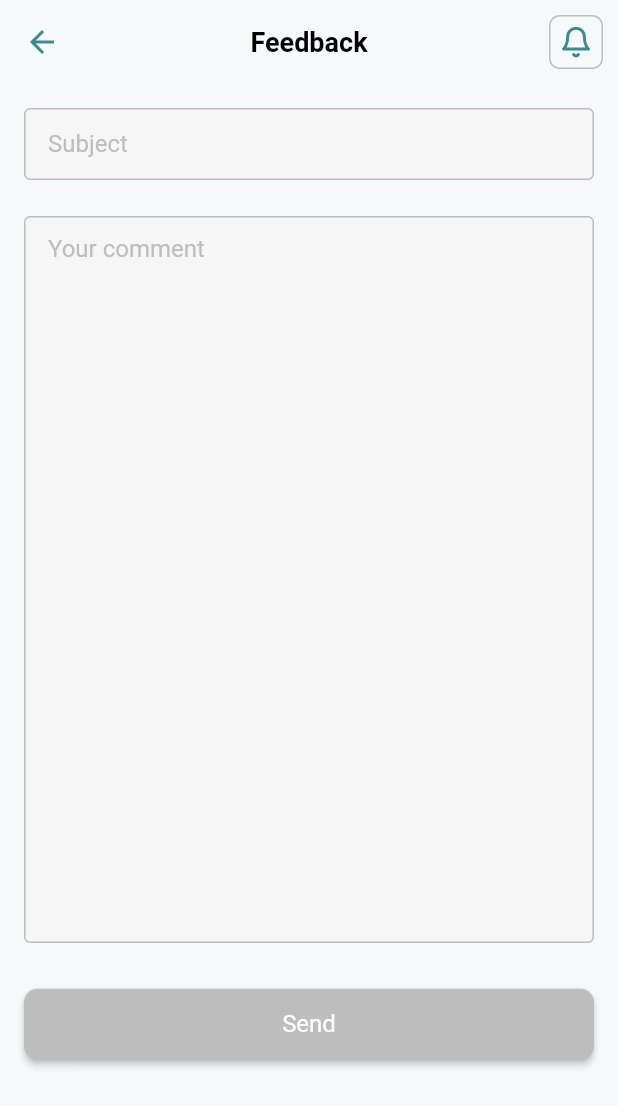
After one commit to smarthousetest/ks, a Flutter app: the FeedbackPage screen opened by its route, on a phone screen of 412 x 824 dp. The commit adds this screen. Shown: the top 1106 px of the screen. Run offline on Flutter 3.47's test engine with Material 2 defaults, Android fonts, the light colour scheme and no system bars; our stand-ins replace auto_size_text, buttons_tabbar, circular_profile_avatar, custom_navigation_bar, custom_sliding_segmented_control, flutter_bloc and 3 more; generated files the repository leaves out were written again; network calls fail; Roboto replaces fonts that are missing (Ubuntu).

Commit message:
Страница обратной связи

```diff
--- a/lib/l10n/app_en.arb
+++ b/lib/l10n/app_en.arb
@@ -43,6 +43,12 @@
 "officialpartner":"Official Partner",
 "from":"From",
 "to":"to",
+"subject":"Subject",
+"yourcomment":"Your comment",
+"send":"Send",
+"gobacktomain":"Go back to main",
+"thanksforthefeedback":"Thanks for the feedback. We will answer you soon",
+"thanks":"Thanks!",
 "show":"Show",
     "hello": "Hello {username}",
     "@hello": {
--- a/lib/l10n/app_ru.arb
+++ b/lib/l10n/app_ru.arb
@@ -43,5 +43,11 @@
 "generalpartner":"Генеральный партнер",
 "officialpartner":"Официальный партнер",
 "from":"От",
-"to":"До"
+"to":"До",
+"subject":"Тема",
+"yourcomment":"Ваш комментарий",
+"send":"Отправить",
+"gobacktomain":"Вернуться на главную",
+"thanksforthefeedback":"Спасибо, что поделились своими мнением. Мы скоро вам ответим!",
+"thanks":"Спасибо!"
 }
--- a/lib/main.dart
+++ b/lib/main.dart
@@ -4,6 +4,7 @@ import 'package:flutter_bloc/flutter_bloc.dart';
 import 'package:kazansummit/cubit/locator_services.dart';
 import 'package:kazansummit/screens/%D1%81ontacts_page.dart';
 import 'package:kazansummit/screens/event_page.dart';
+import 'package:kazansummit/screens/feedback_page.dart';
 import 'package:kazansummit/screens/main_page.dart';
 import 'package:kazansummit/screens/management.dart';
 import 'package:kazansummit/screens/news_page.dart';
@@ -66,6 +67,7 @@ class _MyAppState extends State<MyApp> {
           '/speakerpageopen': (BuildContext context) => SpeakerPageOpen(),
           '/partnerspage': (BuildContext context) => PartnersPage(),
           '/transportpage': (BuildContext context) => TransportPage(),
+          '/feedbackpage': (BuildContext context) => FeedbackPage(),
         },
       ),
     );
--- /dev/null
+++ b/lib/screens/feedback_page.dart
@@ -0,0 +1,176 @@
+import 'package:flutter/cupertino.dart';
+import 'package:flutter/material.dart';
+import 'package:flutter_svg/flutter_svg.dart';
+import 'package:kazansummit/utils/constants.dart';
+import 'package:flutter_gen/gen_l10n/app_localizations.dart';
+
+final temaTextFieldControler = TextEditingController();
+final textTextFieldControler = TextEditingController();
+
+class FeedbackPage extends StatefulWidget {
+  const FeedbackPage({Key? key}) : super(key: key);
+
+  @override
+  State<FeedbackPage> createState() => _FeedbackPageState();
+}
+
+class _FeedbackPageState extends State<FeedbackPage>
+    with SingleTickerProviderStateMixin {
+  late TabController tabController;
+
+  @override
+  void initState() {
+    super.initState();
+    tabController = new TabController(vsync: this, length: 2);
+  }
+
+  @override
+  void dispose() {
+    tabController.dispose();
+    super.dispose();
+  }
+
+  @override
+  Widget build(BuildContext context) {
+    return Scaffold(
+      appBar: AppBar(
+        backgroundColor: kBacColor,
+        iconTheme: IconThemeData(color: kIconColor),
+        elevation: 0,
+        centerTitle: true,
+        title: Text("${AppLocalizations.of(context)?.feedback}",
+            style: kAppBarTextStyle),
+        actions: [
+          IconButton(
+              iconSize: 40,
+              onPressed: () {},
+              icon: SvgPicture.asset("assets/icons/notification.svg"))
+        ],
+      ),
+      body: TabBarView(
+        controller: tabController,
+        children: [
+          SingleChildScrollView(
+            child: Padding(
+              padding: const EdgeInsets.all(16),
+              child: Form(
+                  child: Column(
+                children: [
+                  TextFormField(
+                      onChanged: (newValue) {
+                        setState(() {});
+                      },
+                      //  readOnly: true,
+                      controller: temaTextFieldControler,
+                      decoration: kinputDecorationDesign.copyWith(
+                          labelText: "${AppLocalizations.of(context)?.subject}",
+                          fillColor: temaTextFieldControler.text != ""
+                              ? Colors.white
+                              : Color(0xFFF6F6F6),
+                          labelStyle: TextStyle(
+                              color: temaTextFieldControler.text != ""
+                                  ? Color(0xFF008870)
+                                  : Color(0xFFBDBDBD)),
+                          enabledBorder: OutlineInputBorder(
+                              borderSide: BorderSide(
+                                  color: temaTextFieldControler.text != ""
+                                      ? Color(0xFF008870)
+                                      : Color(0xFFBDBDBD))))),
+                  SizedBox(height: 24),
+                  Container(
+                    width: double.infinity,
+                    height: MediaQuery.of(context).size.height / 1.7,
+                    child: TextFormField(
+                        expands: true,
+                        maxLines: null,
+                        onChanged: (newValue) {
+                          setState(() {});
+                        },
+                        textAlignVertical: TextAlignVertical.top,
+                        controller: textTextFieldControler,
+                        decoration: kinputDecorationDesign.copyWith(
+                            alignLabelWithHint: true,
+                            labelText:
+                                "${AppLocalizations.of(context)?.yourcomment}",
+                            fillColor: textTextFieldControler.text != ""
+                                ? Colors.white
+                                : Color(0xFFF6F6F6),
+                            labelStyle: TextStyle(
+                              color: textTextFieldControler.text != ""
+                                  ? Color(0xFF008870)
+                                  : Color(0xFFBDBDBD),
+                            ),
+                            enabledBorder: OutlineInputBorder(
+                                borderSide: BorderSide(
+                                    color: textTextFieldControler.text != ""
+                                        ? Color(0xFF008870)
+                                        : Color(0xFFBDBDBD))))),
+                  ),
+                  SizedBox(height: 30),
+                  SizedBox(
+                    width: double.infinity,
+                    child: ElevatedButton(
+                        style: ElevatedButton.styleFrom(
+                          primary: textTextFieldControler.text != "" &&
+                                  temaTextFieldControler.text != ""
+                              ? Color(0xFF3B8992)
+                              : Color(0xFFBDBDBD),
+                        ),
+                        onPressed: () => tabController
+                            .animateTo((tabController.index + 1) % 2),
+                        child: Padding(
+                          padding: const EdgeInsets.all(14.0),
+                          child: Text(
+                            "${AppLocalizations.of(context)?.send}",
+                            style: TextStyle(fontSize: 16),
+                          ),
+                        )),
+                  )
+                ],
+              )),
+            ),
+          ),
+          Padding(
+            padding: const EdgeInsets.all(16),
+            child: Center(
+              child: Column(
+                mainAxisAlignment: MainAxisAlignment.spaceAround,
+                children: [
+                  Column(
+                    mainAxisAlignment: MainAxisAlignment.center,
+                    crossAxisAlignment: CrossAxisAlignment.center,
+                    children: [
+                      SvgPicture.asset("assets/icons/chat.svg"),
+                      SizedBox(height: 16),
+                      Text("${AppLocalizations.of(context)?.thanks}",
+                          style: kContentTextStyle.copyWith(
+                              fontWeight: FontWeight.w700)),
+                      SizedBox(height: 6),
+                      Text(
+                          "${AppLocalizations.of(context)?.thanksforthefeedback}",
+                          style: kContentTextStyle.copyWith(
+                              color: Color(0xFF828282)))
+                    ],
+                  ),
+                  Align(
+                    alignment: Alignment.bottomCenter,
+                    child: GestureDetector(
+                      onTap: () {
+                        Navigator.pop(context);
+                        Navigator.pop(context);
+                      },
+                      child: Text(
+                          "${AppLocalizations.of(context)?.gobacktomain}",
+                          style: kContentTextStyle.copyWith(
+                              color: Color(0xFF3B8992))),
+                    ),
+                  )
+                ],
+              ),
+            ),
+          )
+        ],
+      ),
+    );
+  }
+}
--- a/lib/screens/сontacts_page.dart
+++ b/lib/screens/сontacts_page.dart
@@ -106,7 +106,9 @@ class ContactsPage extends StatelessWidget {
               SizedBox(
                 width: double.infinity,
                 child: ElevatedButton(
-                    onPressed: () {},
+                    onPressed: () {
+                      Navigator.pushNamed(context, '/feedbackpage');
+                    },
                     child: Padding(
                       padding: const EdgeInsets.all(14.0),
                       child: Text(
--- a/lib/utils/constants.dart
+++ b/lib/utils/constants.dart
@@ -48,3 +48,13 @@ TextStyle kFilterTextStyle = const TextStyle(
 
 TextStyle kSpeckerTextStyle = const TextStyle(
     color: Color(0xFF3B8992), fontWeight: FontWeight.w700, fontSize: 16);
+
+InputDecoration kinputDecorationDesign = InputDecoration(
+    contentPadding: EdgeInsets.symmetric(horizontal: 16, vertical: 12),
+    filled: true,
+    enabledBorder: OutlineInputBorder(
+        borderSide: BorderSide(width: 1.0),
+        borderRadius: BorderRadius.all(Radius.circular(8))),
+    focusedBorder: OutlineInputBorder(
+        borderSide: BorderSide(color: Color(0xFF008870), width: 1.0),
+        borderRadius: BorderRadius.all(Radius.circular(8))));
--- a/pubspec.yaml
+++ b/pubspec.yaml
@@ -114,6 +114,7 @@ flutter:
       - assets/icons/strelkiii.svg
       - assets/icons/ellipse.svg
       - assets/icons/settings.svg
+      - assets/icons/chat.svg
       - assets/images/logoen.svg
       - assets/images/map.png
       - assets/images/logom.png
```
Also changed, not shown: assets/icons/chat.svg (added).
